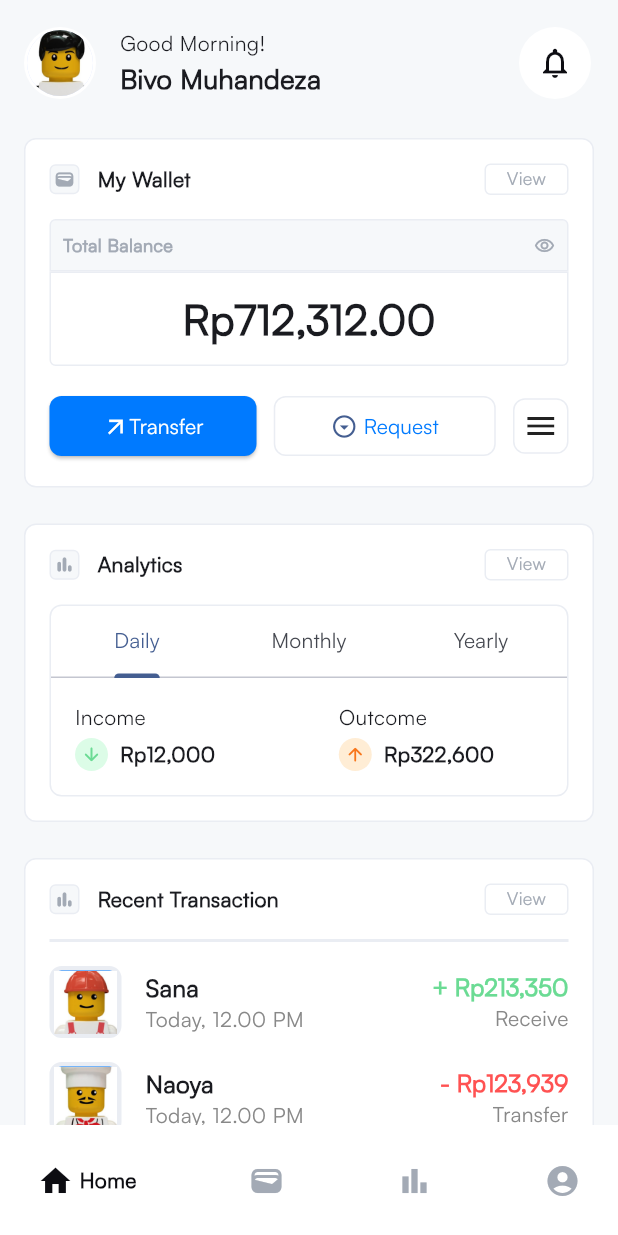
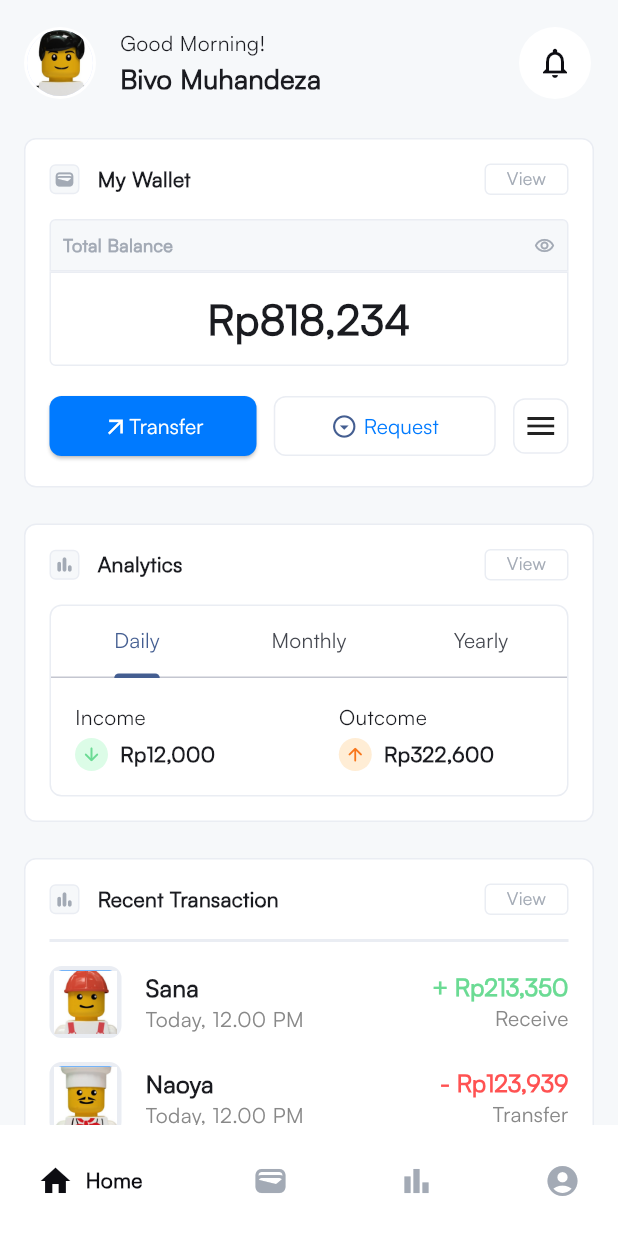
Before and after one commit to bivomuh/finre, a Flutter app: the screen it shows after launch, on a phone screen of 412 x 824 dp. Run offline on Flutter 3.47's test engine with Material 2 defaults, Android fonts, the phone set to English and light mode, and no system bars; drawn by our look-alikes of google_nav_bar; missing offline and left inert: pattern_formatter.

Commit message:
second commit - add dynamic data and navbar

```diff
--- a/lib/home_page.dart
+++ /dev/null
@@ -1,70 +0,0 @@
-import 'package:flutter/material.dart';
-import 'package:google_nav_bar/google_nav_bar.dart';
-import 'package:mamoney/home_page/analytics.dart';
-import 'package:mamoney/home_page/my_wallet.dart';
-import 'package:mamoney/home_page/profile.dart';
-import 'package:mamoney/home_page/recent_transaction.dart';
-import 'package:mamoney/shared/theme.dart';
-
-class MyHomePage extends StatelessWidget {
-  const MyHomePage({super.key});
-
-  @override
-  Widget build(BuildContext context) {
-    return Scaffold(
-      backgroundColor: kBackgroundColor,
-      body: Padding(
-        padding: const EdgeInsets.only(
-          left: 16,
-          right: 16,
-          top: 16,
-        ),
-        child: ListView(
-          children: [
-            // ! Header
-            const MyProfile(),
-            const SizedBox(height: 24),
-
-            // ! Body Content
-            const MyWallet(),
-            const SizedBox(height: 24),
-
-            // ! Body Content
-
-            const AnalyticsCard(),
-            const SizedBox(height: 24),
-
-            // !Recent Transaction
-            const RecentTransaction(),
-            // SizedBox(height: 24),
-          ],
-        ),
-      ),
-      bottomNavigationBar: GNav(
-        backgroundColor: kWhiteColor,
-        gap: 4,
-        color: kDarkGreyColor,
-        activeColor: kBlackColor,
-        onTabChange: (value) {},
-        tabs: const [
-          GButton(
-            icon: Icons.home,
-            text: 'Home',
-          ),
-          GButton(
-            icon: Icons.wallet,
-            text: 'Wallet',
-          ),
-          GButton(
-            icon: Icons.bar_chart_outlined,
-            text: 'Insight',
-          ),
-          GButton(
-            icon: Icons.account_circle,
-            text: 'Profile',
-          ),
-        ],
-      ),
-    );
-  }
-}
--- a/lib/main.dart
+++ b/lib/main.dart
@@ -1,5 +1,5 @@
 import 'package:flutter/material.dart';
-import 'package:mamoney/home_page.dart';
+import 'package:mamoney/main_page.dart';
 
 void main() {
   runApp(const MyApp());
@@ -17,7 +17,7 @@ class MyApp extends StatelessWidget {
         colorScheme: ColorScheme.fromSeed(seedColor: Color(0xFF007AFF)),
         useMaterial3: true,
       ),
-      home: MyHomePage(),
+      home: MainPage(),
     );
   }
 }
--- /dev/null
+++ b/lib/main_page.dart
@@ -0,0 +1,70 @@
+//this page for Bottom Navigation Bar as Default
+
+import 'package:flutter/material.dart';
+import 'package:google_nav_bar/google_nav_bar.dart';
+import 'package:mamoney/pages/home_page.dart';
+import 'package:mamoney/pages/insight.dart';
+import 'package:mamoney/pages/profile_page.dart';
+import 'package:mamoney/pages/wallet_page.dart';
+import 'package:mamoney/shared/theme.dart';
+
+class MainPage extends StatefulWidget {
+  final int myMoney;
+
+  const MainPage({this.myMoney = 818234, super.key});
+
+  @override
+  State<MainPage> createState() => _MainPageState();
+}
+
+class _MainPageState extends State<MainPage> {
+  int _selectedIndex = 0;
+
+  @override
+  Widget build(BuildContext context) {
+    List<Widget> _widgetPage = <Widget>[
+      MyHomePage(
+        myMoney: widget.myMoney,
+      ),
+      WalletPage(myMoney: widget.myMoney),
+      const InsightPage(),
+      const ProfilePage()
+    ];
+
+    return Scaffold(
+      body: Center(child: _widgetPage.elementAt(_selectedIndex)),
+      bottomNavigationBar: GNav(
+        haptic: true, // haptic feedback
+
+        backgroundColor: kWhiteColor,
+        gap: 8,
+        color: kDarkGreyColor,
+        activeColor: kBlackColor,
+        selectedIndex: _selectedIndex,
+        onTabChange: (index) {
+          setState(() {
+            _selectedIndex = index;
+          });
+        },
+        tabs: const [
+          GButton(
+            icon: Icons.home,
+            text: 'Home',
+          ),
+          GButton(
+            icon: Icons.wallet,
+            text: 'Wallet',
+          ),
+          GButton(
+            icon: Icons.bar_chart_outlined,
+            text: 'Insight',
+          ),
+          GButton(
+            icon: Icons.account_circle,
+            text: 'Profile',
+          ),
+        ],
+      ),
+    );
+  }
+}
--- /dev/null
+++ b/lib/pages/home_page.dart
@@ -0,0 +1,50 @@
+import 'package:flutter/material.dart';
+import 'package:mamoney/pages/home_page/analytics.dart';
+import 'package:mamoney/pages/home_page/my_wallet.dart';
+import 'package:mamoney/pages/home_page/profile.dart';
+import 'package:mamoney/pages/home_page/recent_transaction.dart';
+import 'package:mamoney/shared/theme.dart';
+
+class MyHomePage extends StatefulWidget {
+  final int myMoney;
+  const MyHomePage({required this.myMoney, super.key});
+
+  @override
+  State<MyHomePage> createState() => _MyHomePageState();
+}
+
+class _MyHomePageState extends State<MyHomePage> {
+  @override
+  Widget build(BuildContext context) {
+    return Scaffold(
+      backgroundColor: kBackgroundColor,
+      body: Padding(
+        padding: const EdgeInsets.only(
+          left: 16,
+          right: 16,
+          top: 16,
+        ),
+        child: ListView(
+          children: [
+            // ! Header
+            const MyProfile(),
+            const SizedBox(height: 24),
+
+            // ! Body Content
+            MyWallet(myMoney: widget.myMoney),
+            const SizedBox(height: 24),
+
+            // ! Body Content
+
+            const AnalyticsCard(),
+            const SizedBox(height: 24),
+
+            // !Recent Transaction
+            const RecentTransaction(),
+            // SizedBox(height: 24),
+          ],
+        ),
+      ),
+    );
+  }
+}
--- a/lib/home_page/my_wallet.dart
+++ b/lib/pages/home_page/my_wallet.dart
@@ -1,14 +1,19 @@
 import 'package:flutter/material.dart';
+import 'package:intl/intl.dart';
+import 'package:mamoney/pages/transfer/transfer_page.dart';
+import 'package:mamoney/pages/wallet_page.dart';
 import 'package:mamoney/shared/theme.dart';
-import 'package:mamoney/transfer_page.dart';
-import 'package:mamoney/wallet_page.dart';
 import 'package:mamoney/widget/widget_card.dart';
 
 class MyWallet extends StatelessWidget {
-  const MyWallet({super.key});
+  final int myMoney;
+
+  const MyWallet({required this.myMoney, super.key});
 
   @override
   Widget build(BuildContext context) {
+    String formattedNumber = NumberFormat('#,###').format(myMoney);
+
     return CardWidget(
       child: Column(
         children: [
@@ -96,7 +101,7 @@ class MyWallet extends StatelessWidget {
                 ),
                 child: Center(
                   child: Text(
-                    'Rp712,312.00',
+                    'Rp${formattedNumber}',
                     style:
                         blackTextStyle.copyWith(fontSize: 28, fontWeight: bold),
                   ),
@@ -127,6 +132,7 @@ class MyWallet extends StatelessWidget {
                                   name: 'Itadori Yuuji',
                                   typeAcc: 'VISA',
                                   noAcc: 123092394,
+                                  myMoney: myMoney,
                                 ),
                               ));
                         },
@@ -164,7 +170,7 @@ class MyWallet extends StatelessWidget {
                         Navigator.push(
                           context,
                           MaterialPageRoute(
-                            builder: (context) => WalletPage(),
+                            builder: (context) => WalletPage(myMoney: myMoney),
                           ),
                         );
                       },
```
Also changed, not shown: lib/pages/insight.dart (added, +12 -0 lines), lib/pages/profile_page.dart (added, +12 -0 lines), lib/pages/transfer/transfer_page.dart (renamed from lib/transfer_page.dart, +25 -10 lines), lib/pages/wallet_page.dart (renamed from lib/wallet_page.dart, +6 -24 lines), lib/widget/visa_card.dart (+6 -2 lines), lib/pages/home_page/analytics.dart (renamed from lib/home_page/analytics.dart), lib/pages/home_page/profile.dart (renamed from lib/home_page/profile.dart), lib/pages/home_page/recent_transaction.dart (renamed from lib/home_page/recent_transaction.dart).
